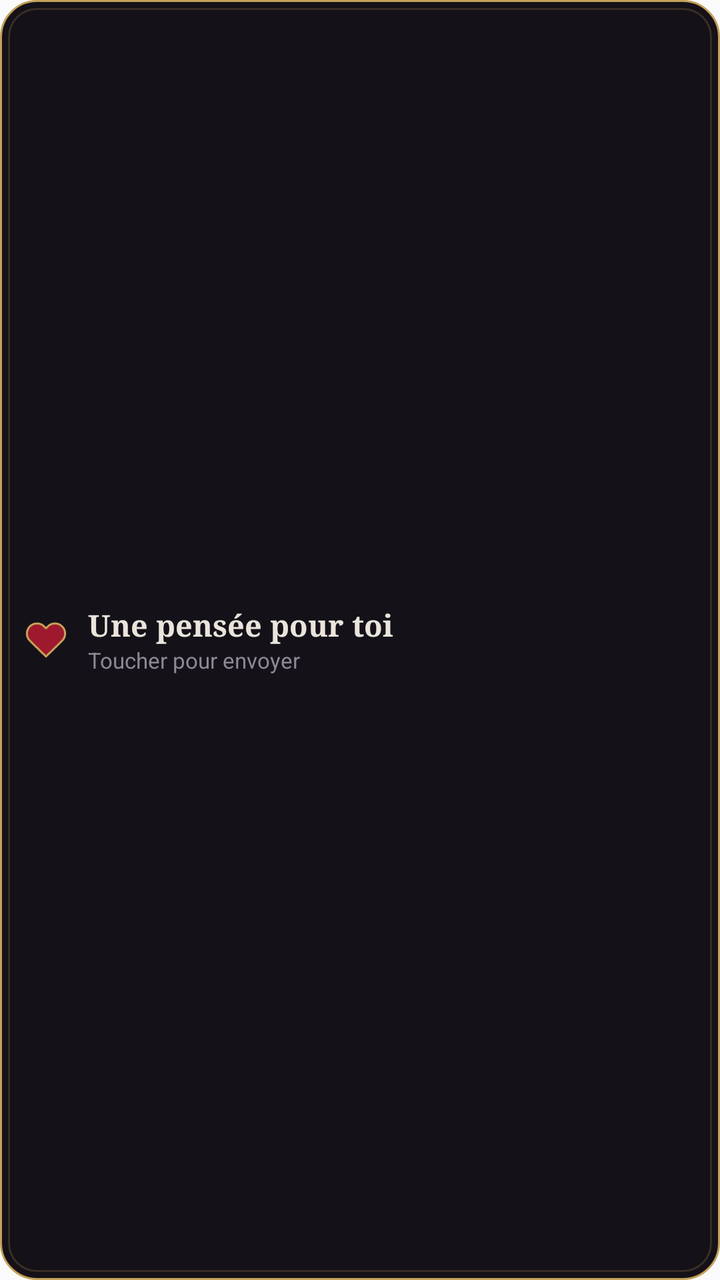
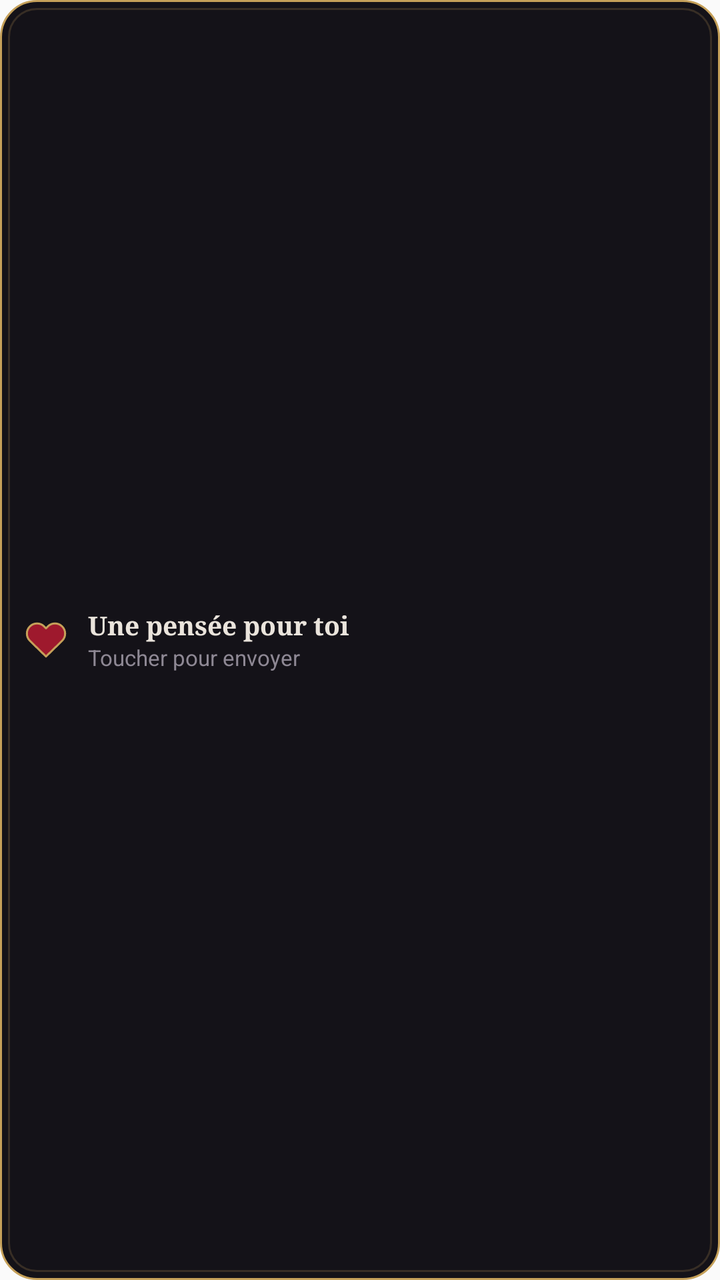

The first picture is an Android layout as it rendered before a commit; the second is the same layout after the commit. The layout source and the unified diff follow.
<!-- AndroidManifest.xml: application theme AppTheme -->
<!-- res/layout/widget_ping.xml -->
<?xml version="1.0" encoding="utf-8"?>
<LinearLayout xmlns:android="http://schemas.android.com/apk/res/android"
    android:id="@+id/widget_root"
    android:layout_width="match_parent"
    android:layout_height="match_parent"
    android:background="@drawable/widget_ping_bg"
    android:gravity="center_vertical"
    android:orientation="horizontal"
    android:padding="12dp">

    <ImageView
        android:id="@+id/widget_icon"
        android:layout_width="22dp"
        android:layout_height="22dp"
        android:contentDescription="@null"
        android:src="@drawable/widget_heart" />

    <LinearLayout
        android:layout_width="0dp"
        android:layout_height="wrap_content"
        android:layout_marginStart="10dp"
        android:layout_weight="1"
        android:orientation="vertical">

        <TextView
            android:id="@+id/widget_title"
            android:layout_width="match_parent"
            android:layout_height="wrap_content"
            android:fontFamily="serif"
            android:maxLines="1"
            android:text="@string/widget_ping_message"
            android:textColor="#EAE4DC"
            android:textSize="15sp"
            android:textStyle="bold" />

        <TextView
            android:id="@+id/widget_subtitle"
            android:layout_width="match_parent"
            android:layout_height="wrap_content"
            android:ellipsize="end"
            android:maxLines="1"
            android:text="@string/widget_ping_hint"
            android:textColor="#8E8894"
            android:textSize="11sp" />
    </LinearLayout>
</LinearLayout>
<!-- resources referenced by this layout -->
<resources>
  <!-- drawable widget_heart (drawable) -->
  <?xml version="1.0" encoding="utf-8"?>
  <vector xmlns:android="http://schemas.android.com/apk/res/android"
      android:width="24dp"
      android:height="24dp"
      android:viewportWidth="24"
      android:viewportHeight="24">
      <path
          android:fillColor="#9E192D"
          android:strokeColor="#C5A059"
          android:strokeWidth="1.1"
          android:strokeLineJoin="round"
          android:pathData="M20.8,4.6a5.5,5.5 0,0 0,-7.8 0L12,5.6l-1,-1a5.5,5.5 0,0 0,-7.8 7.8l1,1L12,21l7.8,-7.6 1,-1a5.5,5.5 0,0 0,0 -7.8Z" />
  </vector>
  <!-- drawable widget_ping_bg (drawable) -->
  <?xml version="1.0" encoding="utf-8"?>
  <layer-list xmlns:android="http://schemas.android.com/apk/res/android">
      <item>
          <shape android:shape="rectangle">
              <solid android:color="#141218" />
              <corners android:radius="18dp" />
              <stroke
                  android:width="1dp"
                  android:color="#C5A059" />
          </shape>
      </item>
      <item
          android:left="4dp"
          android:top="4dp"
          android:right="4dp"
          android:bottom="4dp">
          <shape android:shape="rectangle">
              <solid android:color="#00000000" />
              <corners android:radius="14dp" />
              <stroke
                  android:width="1dp"
                  android:color="#33C5A059" />
          </shape>
      </item>
  </layer-list>
  <string name="widget_ping_hint">Toucher pour envoyer</string>
  <string name="widget_ping_message">Une pensée pour toi</string>
  <style name="AppTheme" parent="Theme.AppCompat.Light.DarkActionBar">
          
          <item name="colorPrimary">@color/colorPrimary</item>
          <item name="colorPrimaryDark">@color/colorPrimaryDark</item>
          <item name="colorAccent">@color/colorAccent</item>
      </style>
</resources>

<!-- the commit's change to res/layout/widget_ping.xml (unified diff, before → after) -->
@@ -26,11 +26,12 @@
             android:id="@+id/widget_title"
             android:layout_width="match_parent"
             android:layout_height="wrap_content"
+            android:ellipsize="end"
             android:fontFamily="serif"
             android:maxLines="1"
             android:text="@string/widget_ping_message"
             android:textColor="#EAE4DC"
-            android:textSize="15sp"
+            android:textSize="13sp"
             android:textStyle="bold" />
 
         <TextView
